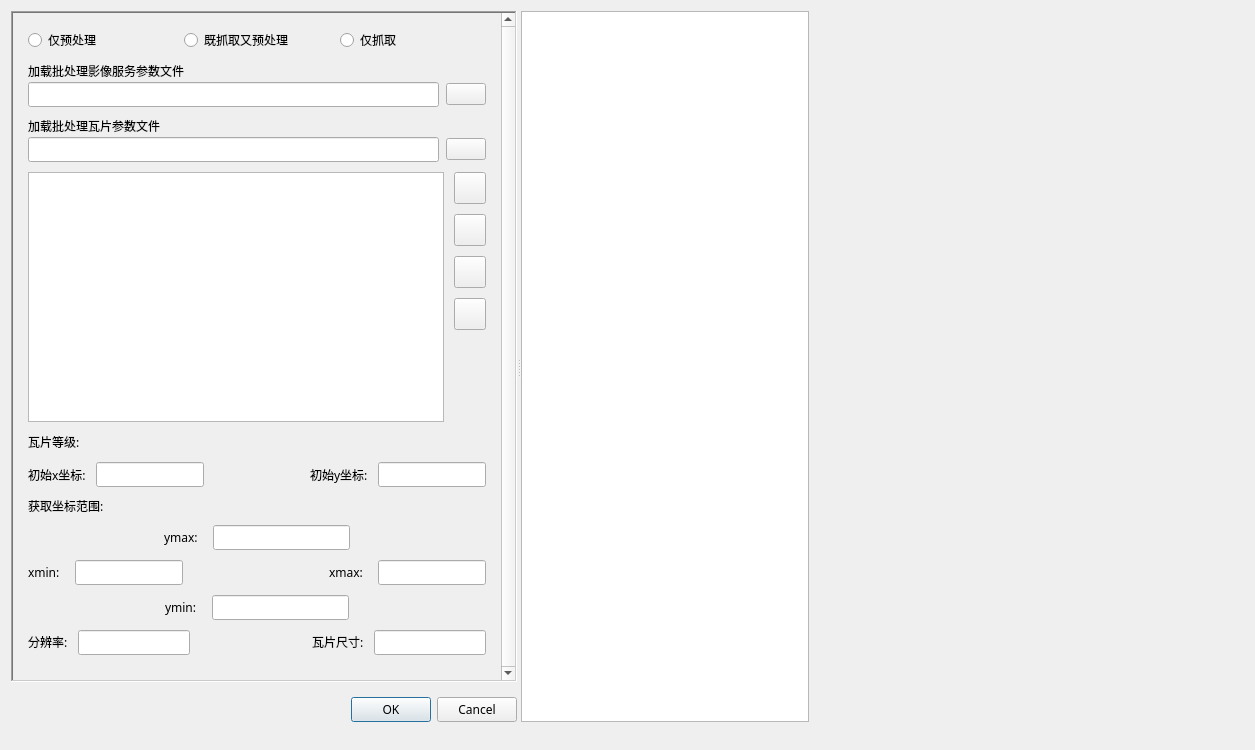
zou-mono/oneTools, file UI/UITileMap.ui: the form before one commit.
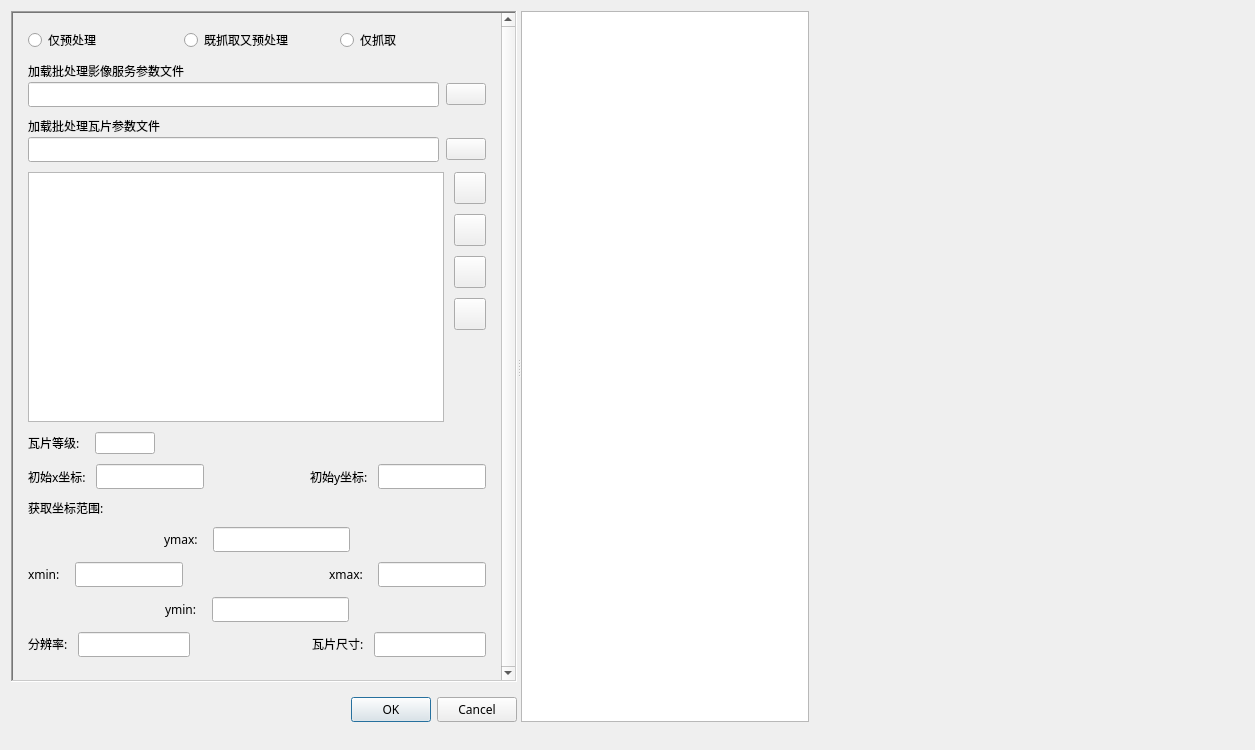
The form after the commit. Icons and pictures are not drawn. Custom widgets are drawn as their Qt base class.

```diff
--- a/UI/UITileMap.ui
+++ b/UI/UITileMap.ui
@@ -69,7 +69,7 @@
           <x>0</x>
           <y>0</y>
           <width>511</width>
-          <height>709</height>
+          <height>713</height>
          </rect>
         </property>
         <layout class="QHBoxLayout" name="horizontalLayout_6">
@@ -502,20 +502,12 @@
               </spacer>
              </item>
              <item>
-              <widget class="QLabel" name="lbl_level">
-               <property name="sizePolicy">
-                <sizepolicy hsizetype="Preferred" vsizetype="Fixed">
-                 <horstretch>0</horstretch>
-                 <verstretch>0</verstretch>
-                </sizepolicy>
-               </property>
-               <property name="font">
-                <font>
-                 <family>微软雅黑</family>
-                </font>
-               </property>
-               <property name="text">
-                <string/>
+              <widget class="QLineEdit" name="txt_level">
+               <property name="maximumSize">
+                <size>
+                 <width>60</width>
+                 <height>16777215</height>
+                </size>
                </property>
               </widget>
              </item>
```
